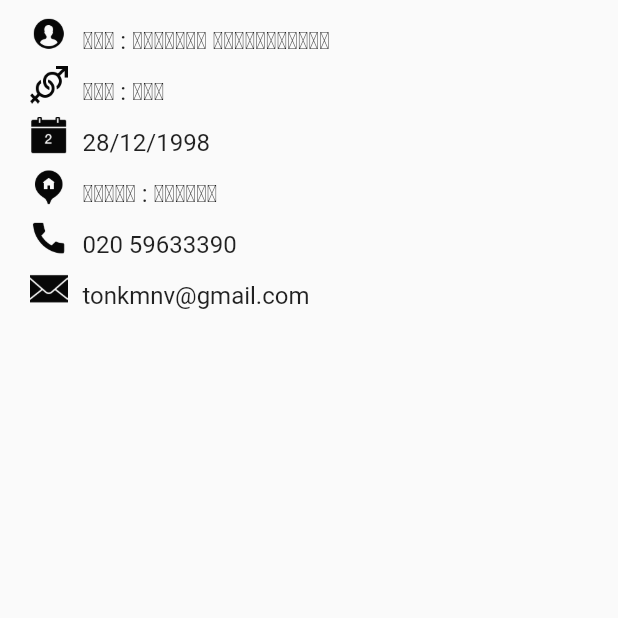
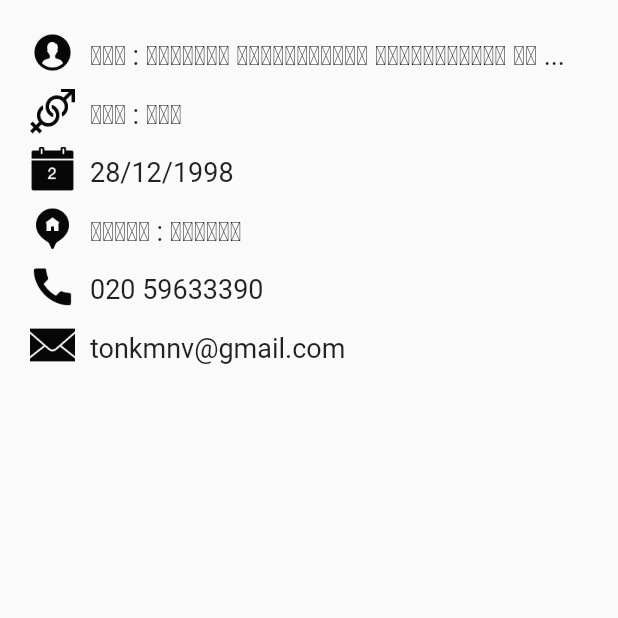
Before and after one commit to Nanthavath/mgosme, a Flutter app: the Aboutpage screen opened directly, on a phone screen of 412 x 824 dp, the top half of it. Run offline on Flutter 3.47's test engine with Material 2 defaults, Android fonts, the light colour scheme and no system bars; our stand-ins replace cached_network_image, carousel_pro, carousel_slider, cloud_firestore, equatable, firebase_auth and 11 more; missing offline and left inert: flutter_progress_dialog, popup_menu; accounts and stored records are empty; statements that could not run were skipped.

Commit message:
fix about_page and stars_auto

```diff
--- a/lib/main.dart
+++ b/lib/main.dart
@@ -25,6 +25,7 @@ class MyApp extends StatelessWidget {
               fontFamily: 'NotoSansLao',
             ),
             title: 'Mgo',
+
             //home: CreateJob(),
             home: Profiles(),
             //home: More(),
--- a/lib/pages/home/screen/home_app/more_page/profiles/view/about.dart
+++ b/lib/pages/home/screen/home_app/more_page/profiles/view/about.dart
@@ -18,10 +18,10 @@ class _AboutpageState extends State<Aboutpage> {
               child: Column(
                 children: [
                   SizedBox(
-                    height: 10,
+                    height: 20,
                   ),
                   _abouttext(
-                      text: 'ຊື່ : ຕົ້ນຕານ ແກ້ວມະນີວົງ',
+                      text: 'ຊື່ : ຕົ້ນຕານ ແກ້ວມະນີວົງ ແກ້ວມະນີວົງ ແກ້ວມະນີວົງ',
                       top: 10,
                       ico: 'icons/user.png'),
                   _abouttext(text: 'ເພດ : ຊາຍ', ico: 'icons/gender.png'),
@@ -39,6 +39,10 @@ class _AboutpageState extends State<Aboutpage> {
   }
 
   _abouttext({String text, final double top, String ico}) {
+    if (text.length > 40) {
+      text = text.substring(0, 40);
+      text = '$text ...';
+    }
     return Stack(
       children: [
         Container(
@@ -46,26 +50,26 @@ class _AboutpageState extends State<Aboutpage> {
           child: Row(
             children: [
               Container(
-                height: 25,
-                width: 25,
                 margin: EdgeInsets.only(bottom: 9),
                 child: Column(
                   children: [
-                    // Icon(iconData, color: Colors.black54, size: 28),
                     Image.asset(
                       ico,
+                      height: 30,
+                      width: 30,
                     )
                     //')
                   ],
                 ),
               ),
               Container(
-                margin: EdgeInsets.only(left: 10),
+                margin: EdgeInsets.only(left: 10, bottom: 5),
+                width: 310,
                 child: Row(
                   children: [
                     Text(
                       text,
-                      style: TextStyle(fontSize: 16),
+                      style: TextStyle(fontSize: 18),
                     ),
                   ],
                 ),
--- a/lib/pages/home/screen/home_app/more_page/profiles/view/reviewpage.dart
+++ b/lib/pages/home/screen/home_app/more_page/profiles/view/reviewpage.dart
@@ -44,6 +44,7 @@ class _ReviewpageState extends State<Reviewpage> {
   }
 
   staraverage() {
+    double countstars = 3.5;
     return Align(
       child: Row(
         children: [
@@ -55,7 +56,7 @@ class _ReviewpageState extends State<Reviewpage> {
               children: [
                 Text('ຄ່າສະເລຍ'),
                 Text(
-                  '2,5',
+                  '$countstars',
                   style: TextStyle(fontSize: 30, fontWeight: FontWeight.bold),
                 ),
                 Row(
@@ -65,7 +66,7 @@ class _ReviewpageState extends State<Reviewpage> {
                         context: context,
                         size: 18,
                         readonly: true,
-                        ratingstars: 4)
+                        ratingstars: countstars),
                   ],
                 )
               ],
```
